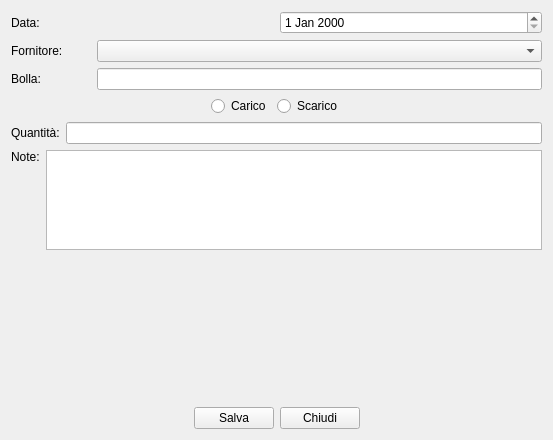
Qt form ftcontainersoperation_mod.ui (fblabs/CLTags) before a commit.
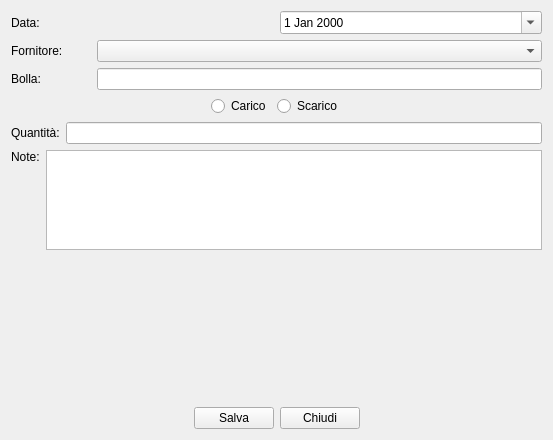
The same form after that commit. Icons and pictures are not drawn.

```diff
--- a/ftcontainersoperation_mod.ui
+++ b/ftcontainersoperation_mod.ui
@@ -30,7 +30,11 @@
       </widget>
      </item>
      <item>
-      <widget class="QDateEdit" name="deData"/>
+      <widget class="QDateEdit" name="deData">
+       <property name="calendarPopup">
+        <bool>true</bool>
+       </property>
+      </widget>
      </item>
     </layout>
    </item>
```
